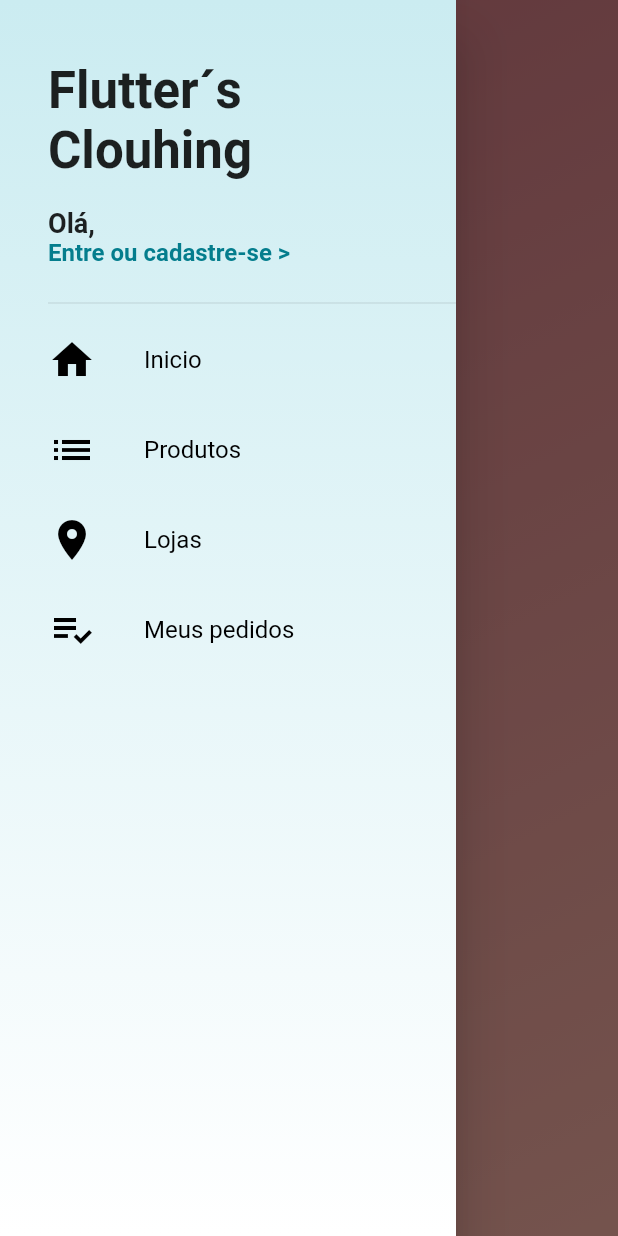
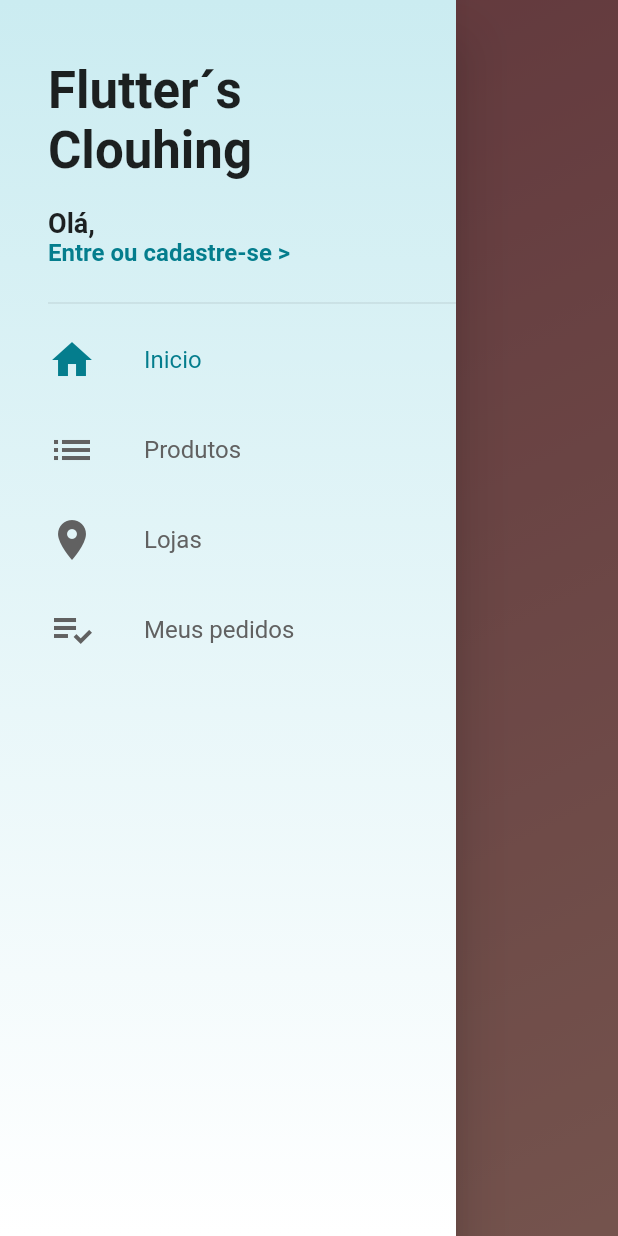
Before and after one commit to GilmarOQueiroz/Loja-Virtual-Flutter, a Flutter app: the screen it shows after launch, with the side drawer open, on a phone screen of 412 x 824 dp. Run offline on Flutter 3.47's test engine with Material 2 defaults, Android fonts, the phone set to English and light mode, and no system bars; our stand-ins replace cloud_firestore, firebase_core, transparent_image; accounts and stored records are empty.

Commit message:
Loja Virtual

```diff
--- a/lib/screens/home_screen.dart
+++ b/lib/screens/home_screen.dart
@@ -1,4 +1,5 @@
 import 'package:flutter/material.dart';
+import 'package:loja_virtual/tabs/prducts_tab.dart';
 
 import '../tabs/home_tab.dart';
 import '../widgets/custom_drawer.dart';
@@ -17,8 +18,16 @@ class HomeScreen extends StatelessWidget {
       children: <Widget>[
         Scaffold(
           body: HomeTab(),
-          drawer: CustomDrawer(),
-        )
+          drawer: CustomDrawer(_pageController),
+        ),
+        Scaffold(
+          appBar: AppBar(
+            title: Text('Produtos'),
+            centerTitle: true,
+          ),
+          drawer: CustomDrawer(_pageController),
+          body: ProductsTab(),
+        ),
 
       ],
     );
--- a/lib/tiles/drawer_tile.dart
+++ b/lib/tiles/drawer_tile.dart
@@ -5,8 +5,10 @@ class DrawerTile extends StatelessWidget {
 
   final IconData icon;
   final String text;
+  final PageController controller;
+  final int page;
 
-  DrawerTile(this.icon, this.text);
+  DrawerTile(this.icon, this.text, this.controller, this.page);
 
   @override
   Widget build(BuildContext context) {
@@ -14,7 +16,8 @@ class DrawerTile extends StatelessWidget {
       color: Colors.transparent,
       child: InkWell(
         onTap: (){
-
+          Navigator.of(context).pop();
+          controller.jumpToPage(page);
         },
         child: Container(
           height: 60.0,
@@ -23,13 +26,15 @@ class DrawerTile extends StatelessWidget {
               Icon(
                 icon,
                 size: 32.0,
-                color: Colors.black,
+                color: controller.page.round() == page ?
+                    Theme.of(context).primaryColor: Colors.grey[700],
               ),
               SizedBox(width: 32.0,),
               Text(text,
                 style: TextStyle(
                   fontSize: 16.0,
-                  color: Colors.black
+                  color: controller.page.round() == page ?
+                  Theme.of(context).primaryColor: Colors.grey[700],
                 ),
               )
             ],
--- a/lib/widgets/custom_drawer.dart
+++ b/lib/widgets/custom_drawer.dart
@@ -2,7 +2,10 @@ import 'package:flutter/material.dart';
 import 'package:loja_virtual/tiles/drawer_tile.dart';
 
 class CustomDrawer extends StatelessWidget {
-  const CustomDrawer({Key key}) : super(key: key);
+
+  final PageController pageController;
+
+  CustomDrawer(this.pageController);
 
   @override
   Widget build(BuildContext context) {
@@ -71,10 +74,10 @@ class CustomDrawer extends StatelessWidget {
                 ),
               ),
               Divider(),
-              DrawerTile(Icons.home, 'Inicio'),
-              DrawerTile(Icons.list, 'Produtos'),
-              DrawerTile(Icons.location_on, 'Lojas'),
-              DrawerTile(Icons.playlist_add_check, 'Meus pedidos'),
+              DrawerTile(Icons.home, 'Inicio', pageController, 0),
+              DrawerTile(Icons.list, 'Produtos', pageController, 1),
+              DrawerTile(Icons.location_on, 'Lojas', pageController, 2),
+              DrawerTile(Icons.playlist_add_check, 'Meus pedidos', pageController, 3),
             ],
           )
         ],
```
Also changed, not shown: lib/tabs/prducts_tab.dart (added, +24 -0 lines), lib/tiles/category_tile.dart (added, +27 -0 lines).
